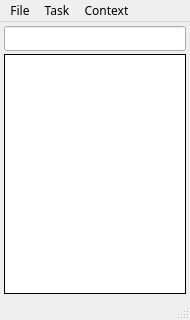
This is ui/main.ui in middleofdreams/workload as Qt 5 draws it before an edit. The edited form follows.
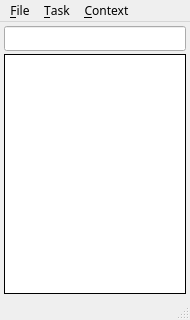
This is the edited form. Icons and pictures are not drawn.

Patch:
```diff
--- a/ui/main.ui
+++ b/ui/main.ui
@@ -217,7 +217,7 @@
    </property>
    <widget class="QMenu" name="menuFile">
     <property name="title">
-     <string>File</string>
+     <string>&amp;File</string>
     </property>
     <addaction name="actionImport_tasklist"/>
     <addaction name="actionExport_tasklist"/>
@@ -228,7 +228,7 @@
    </widget>
    <widget class="QMenu" name="menuTask">
     <property name="title">
-     <string>Task</string>
+     <string>&amp;Task</string>
     </property>
     <addaction name="actionAdd_new"/>
     <addaction name="actionEdit"/>
@@ -239,7 +239,7 @@
    </widget>
    <widget class="QMenu" name="menuContext">
     <property name="title">
-     <string>Context</string>
+     <string>&amp;Context</string>
     </property>
     <addaction name="separator"/>
    </widget>
```
Left out of the diff: 59 changed lines with no effect on the pictures.
